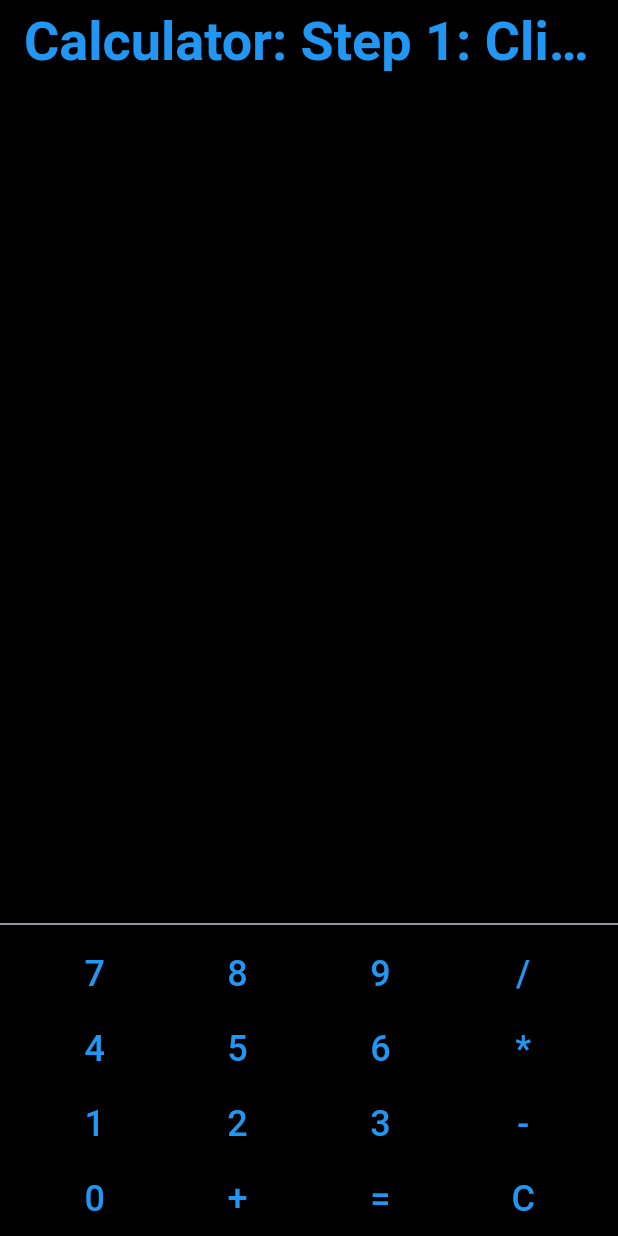
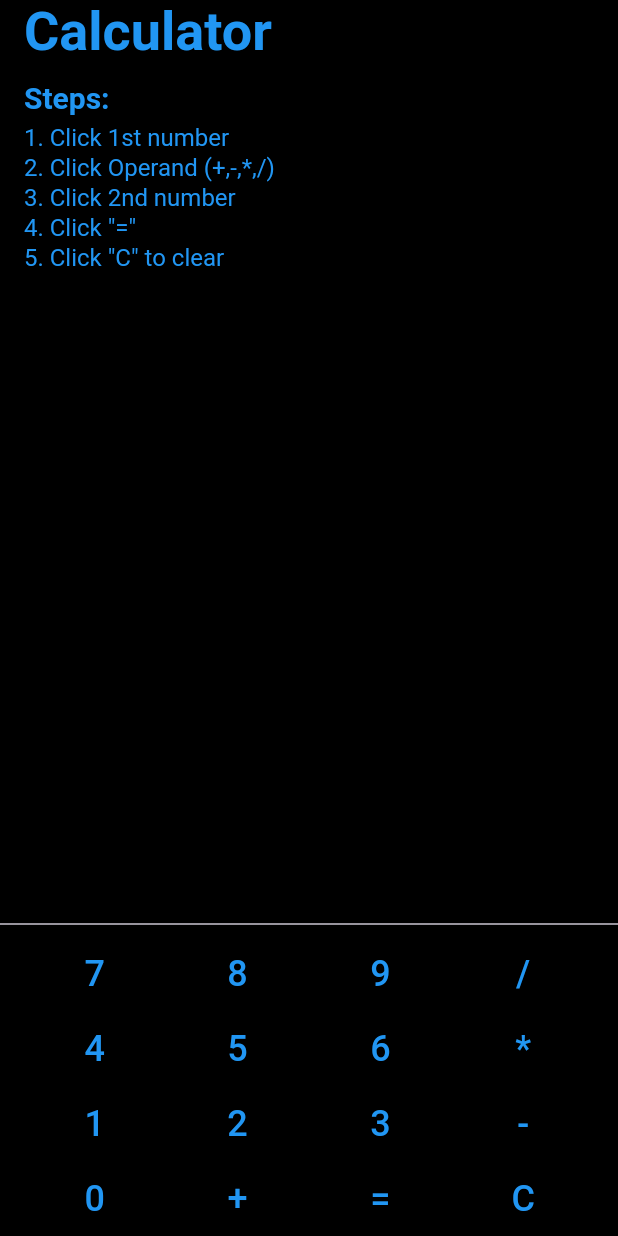
Before and after one commit to JohnPhamMobileApp/CalculatorApp, a Flutter app: the screen it shows after launch, on a phone screen of 412 x 824 dp. Run offline on Flutter 3.47's test engine with Material 3 defaults, Android fonts, the phone set to English and light mode, and no system bars.

Commit message:
Adjusted toolbar Height for displaying Instructions

```diff
--- a/lib/main.dart
+++ b/lib/main.dart
@@ -86,15 +86,42 @@ class _CalculatorScreenState extends State<CalculatorScreen> {
   return Scaffold(
     backgroundColor: Colors.black, // Set background color to black
     appBar: AppBar(
-        title: Text(
-          'Calculator: Step 1: Click 1 number Step 2: Click Operand Step 4: Click 2nd number Step 5: Click "=" Step 6: "C" to clear',
+      backgroundColor: Colors.black, // Set AppBar background to black
+      title: Column(
+        crossAxisAlignment: CrossAxisAlignment.start,
+        children: [
+          Text(
+            'Calculator',
             style: TextStyle(
               color: Colors.blue, // Set title text color to blue
               fontSize: 36.0, // Set title text size to 36
               fontWeight: FontWeight.bold, // Make the title bold
             ),
           ),
-        backgroundColor: Colors.black, // Set AppBar background to black
+          SizedBox(height: 8.0), // Add some space between the title and steps
+          Text(
+            'Steps:',
+            style: TextStyle(
+              color: Colors.blue, // Set steps text color to blue
+              fontSize: 20.0, // Set steps text size
+              fontWeight: FontWeight.bold, // Make the steps bold
+            ),
+          ),
+          SizedBox(height: 4.0), // Space between Steps header and the list
+          Text(
+            '1. Click 1st number\n'
+            '2. Click Operand (+,-,*,/)\n'
+            '3. Click 2nd number\n'
+            '4. Click "="\n'
+            '5. Click "C" to clear',
+            style: TextStyle(
+              color: Colors.blue, // Set steps text color to blue
+              fontSize: 16.0, // Set steps text size
+            ),
+          ),
+        ],
+      ),
+      toolbarHeight: 180.0, // Set a custom height for the AppBar
     ),
     body: Column(
       children: [
@@ -154,6 +181,7 @@ class _CalculatorScreenState extends State<CalculatorScreen> {
   );
 }
 
+
   // Number button widget with blue text
   Widget _buildNumberButton(String value) {
     return TextButton(
```
Lines whose indentation alone changed are shown as unchanged.
